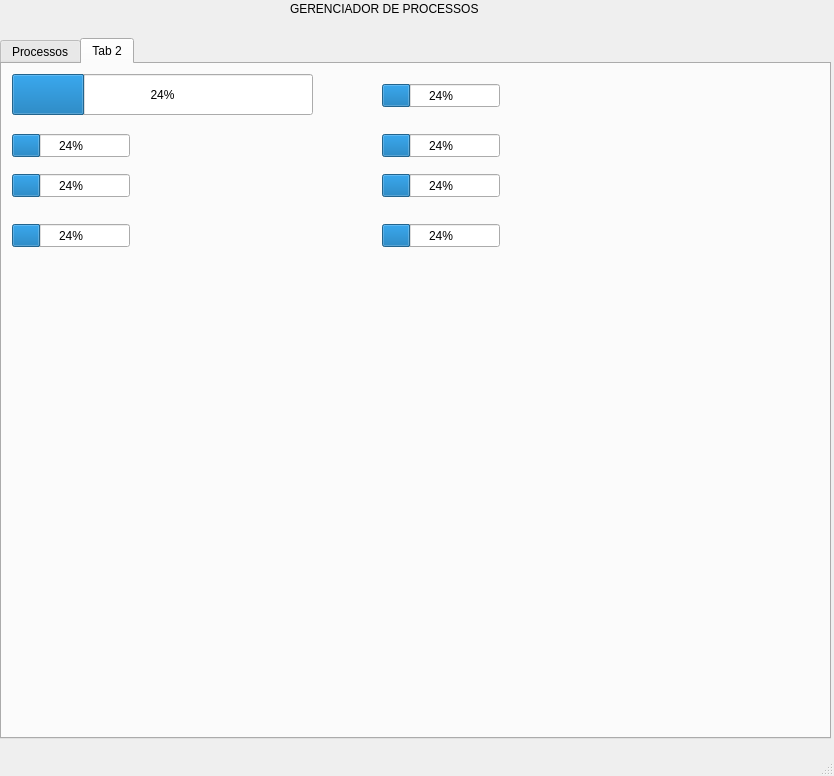
Qt form mainwindow.ui (tayarruda/GerenciadorDeProcessos) before a commit.
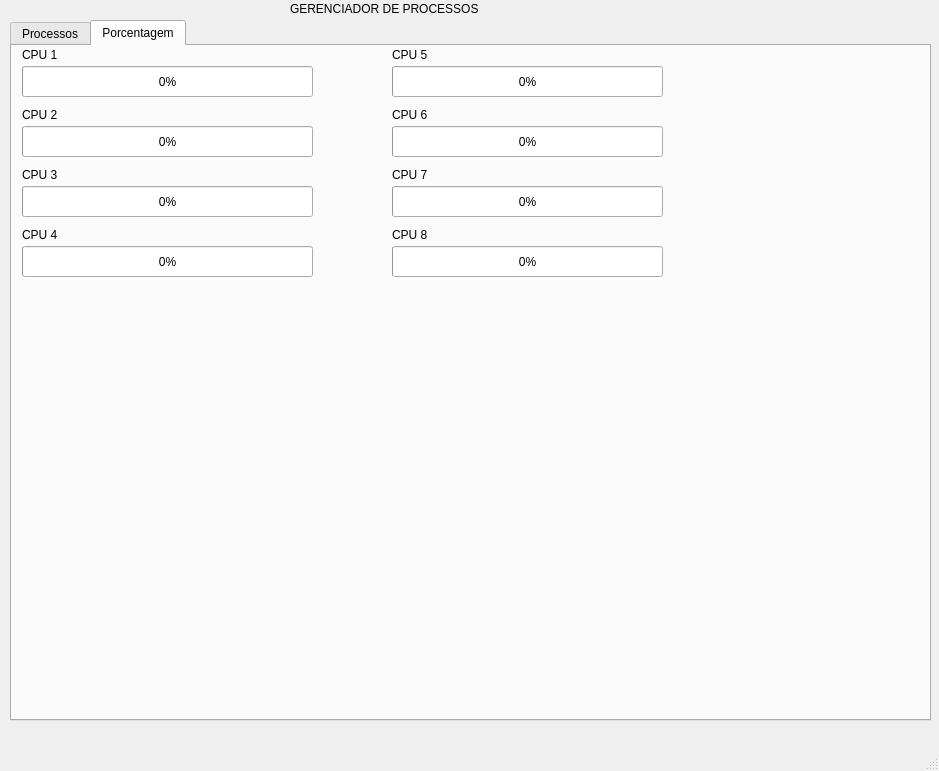
The same form after that commit. The open tabs and pages were chosen to show the change.

The edit to the form file:
```diff
--- a/mainwindow.ui
+++ b/mainwindow.ui
@@ -6,8 +6,8 @@
    <rect>
     <x>0</x>
     <y>0</y>
-    <width>834</width>
-    <height>776</height>
+    <width>939</width>
+    <height>771</height>
    </rect>
   </property>
   <property name="windowTitle">
@@ -17,9 +17,9 @@
    <widget class="QTabWidget" name="tabWidget_3">
     <property name="geometry">
      <rect>
-      <x>0</x>
-      <y>38</y>
-      <width>831</width>
+      <x>10</x>
+      <y>20</y>
+      <width>921</width>
       <height>701</height>
      </rect>
     </property>
@@ -429,58 +429,58 @@
     </widget>
     <widget class="QWidget" name="tab_8">
      <attribute name="title">
-      <string>Tab 2</string>
+      <string>Porcentagem</string>
      </attribute>
      <widget class="QProgressBar" name="CPU0">
       <property name="geometry">
        <rect>
         <x>10</x>
-        <y>10</y>
-        <width>301</width>
-        <height>41</height>
+        <y>20</y>
+        <width>291</width>
+        <height>31</height>
        </rect>
       </property>
       <property name="value">
-       <number>24</number>
+       <number>0</number>
       </property>
      </widget>
      <widget class="QProgressBar" name="progressBar">
       <property name="geometry">
        <rect>
         <x>10</x>
-        <y>70</y>
-        <width>118</width>
-        <height>23</height>
+        <y>80</y>
+        <width>291</width>
+        <height>31</height>
        </rect>
       </property>
       <property name="value">
-       <number>24</number>
+       <number>0</number>
       </property>
      </widget>
      <widget class="QProgressBar" name="progressBar_2">
       <property name="geometry">
        <rect>
         <x>10</x>
-        <y>110</y>
-        <width>118</width>
-        <height>23</height>
+        <y>140</y>
+        <width>291</width>
+        <height>31</height>
        </rect>
       </property>
       <property name="value">
-       <number>24</number>
+       <number>0</number>
       </property>
      </widget>
      <widget class="QProgressBar" name="progressBar_3">
       <property name="geometry">
        <rect>
         <x>10</x>
-        <y>160</y>
-        <width>118</width>
-        <height>23</height>
+        <y>200</y>
+        <width>291</width>
+        <height>31</height>
        </rect>
       </property>
       <property name="value">
-       <number>24</number>
+       <number>0</number>
       </property>
      </widget>
      <widget class="QProgressBar" name="progressBar_4">
@@ -488,51 +488,155 @@
        <rect>
         <x>380</x>
         <y>20</y>
-        <width>118</width>
-        <height>23</height>
+        <width>271</width>
+        <height>31</height>
        </rect>
       </property>
       <property name="value">
-       <number>24</number>
+       <number>0</number>
       </property>
      </widget>
      <widget class="QProgressBar" name="progressBar_5">
       <property name="geometry">
        <rect>
         <x>380</x>
-        <y>70</y>
-        <width>118</width>
-        <height>23</height>
+        <y>80</y>
+        <width>271</width>
+        <height>31</height>
        </rect>
       </property>
       <property name="value">
-       <number>24</number>
+       <number>0</number>
       </property>
      </widget>
      <widget class="QProgressBar" name="progressBar_6">
       <property name="geometry">
        <rect>
         <x>380</x>
-        <y>110</y>
-        <width>118</width>
-        <height>23</height>
+        <y>140</y>
+        <width>271</width>
+        <height>31</height>
        </rect>
       </property>
       <property name="value">
-       <number>24</number>
+       <number>0</number>
       </property>
      </widget>
      <widget class="QProgressBar" name="progressBar_7">
       <property name="geometry">
        <rect>
         <x>380</x>
-        <y>160</y>
-        <width>118</width>
-        <height>23</height>
+        <y>200</y>
+        <width>271</width>
+        <height>31</height>
        </rect>
       </property>
       <property name="value">
-       <number>24</number>
+       <number>0</number>
+      </property>
+     </widget>
+     <widget class="QLabel" name="label">
+      <property name="geometry">
+       <rect>
+        <x>10</x>
+        <y>0</y>
+        <width>67</width>
+        <height>17</height>
+       </rect>
+      </property>
+      <property name="text">
+       <string>CPU 1</string>
+      </property>
+     </widget>
+     <widget class="QLabel" name="label_2">
+      <property name="geometry">
+       <rect>
+        <x>10</x>
+        <y>60</y>
+        <width>67</width>
+        <height>17</height>
+       </rect>
+      </property>
+      <property name="text">
+       <string>CPU 2</string>
+      </property>
+     </widget>
+     <widget class="QLabel" name="label_3">
+      <property name="geometry">
+       <rect>
+        <x>10</x>
+        <y>120</y>
+        <width>67</width>
+        <height>17</height>
+       </rect>
+      </property>
+      <property name="text">
+       <string>CPU 3</string>
+      </property>
+     </widget>
+     <widget class="QLabel" name="label_4">
+      <property name="geometry">
+       <rect>
+        <x>10</x>
+        <y>180</y>
+        <width>67</width>
+        <height>17</height>
+       </rect>
+      </property>
+      <property name="text">
+       <string>CPU 4</string>
+      </property>
+     </widget>
+     <widget class="QLabel" name="label_5">
+      <property name="geometry">
+       <rect>
+        <x>380</x>
+        <y>0</y>
+        <width>67</width>
+        <height>17</height>
+       </rect>
+      </property>
+      <property name="text">
+       <string>CPU 5</string>
+      </property>
+     </widget>
+     <widget class="QLabel" name="label_6">
+      <property name="geometry">
+       <rect>
+        <x>380</x>
+        <y>60</y>
+        <width>67</width>
+        <height>17</height>
+       </rect>
+      </property>
+      <property name="text">
+       <string>CPU 6</string>
+      </property>
+     </widget>
+     <widget class="QLabel" name="label_7">
+      <property name="geometry">
+       <rect>
+        <x>380</x>
+        <y>120</y>
+        <width>67</width>
+        <height>17</height>
+       </rect>
+      </property>
+      <property name="text">
+       <string>CPU 7</string>
+      </property>
+     </widget>
+     <widget class="QLabel" name="label_8">
+      <property name="geometry">
+       <rect>
+        <x>380</x>
+        <y>180</y>
+        <width>67</width>
+        <height>17</height>
+       </rect>
+      </property>
+      <property name="text">
+       <string>CPU 8</string>
       </property>
      </widget>
     </widget>
```
Left out of the diff: 14 changed lines with no effect on the pictures.
